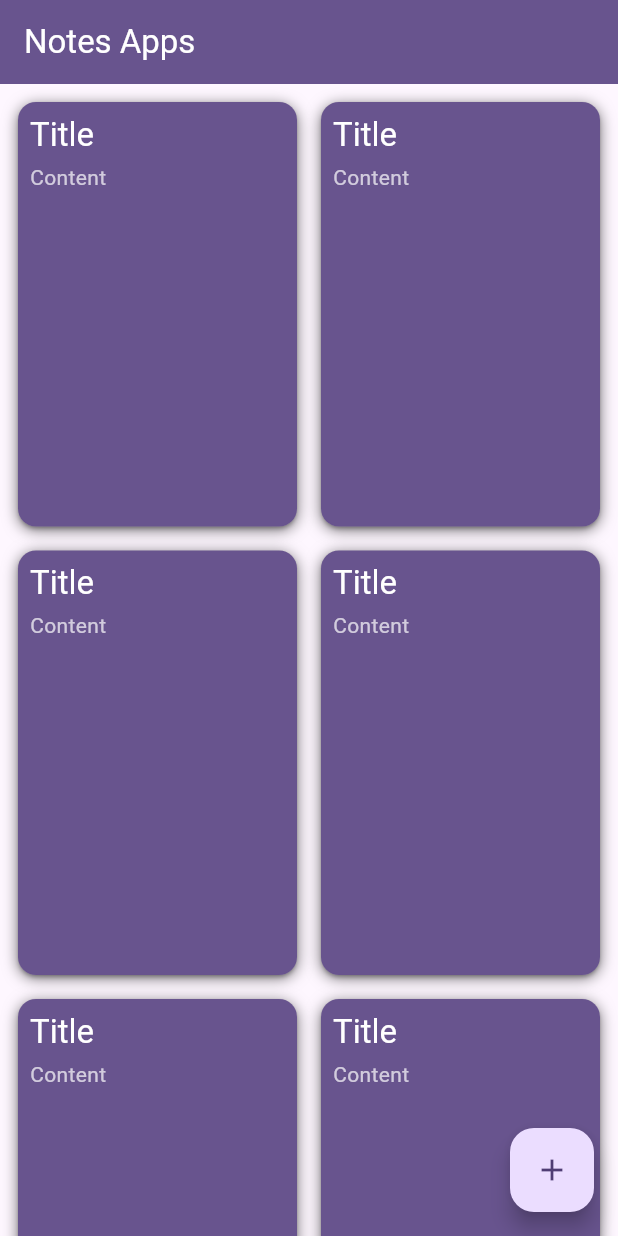
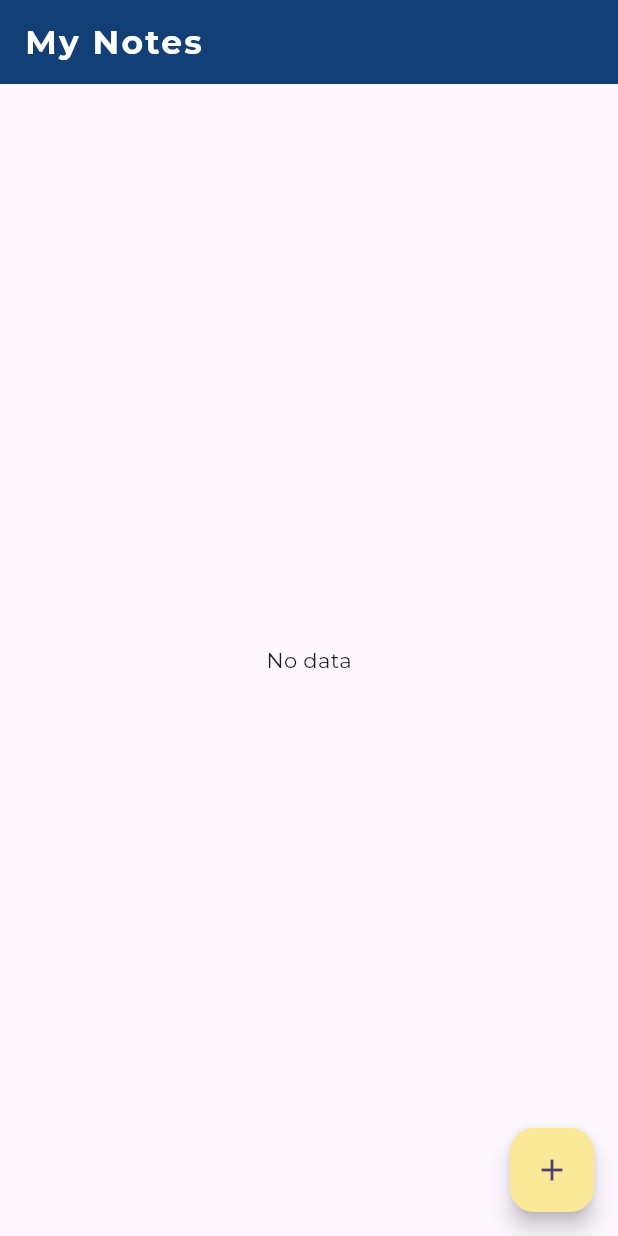
Before and after one commit to aldyisza87/flutter_note_sqlite, a Flutter app: the screen it shows after launch, on a phone screen of 412 x 824 dp. Run offline on Flutter 3.47's test engine with Material 3 defaults, Android fonts, the phone set to English and light mode, and no system bars; our stand-ins replace google_fonts, sqflite; accounts and stored records are empty.

Commit message:
come back after eid

```diff
--- a/lib/data/models/note.dart
+++ b/lib/data/models/note.dart
@@ -1,7 +1,7 @@
 import 'dart:convert';
 
 class Note {
-  final String? id;
+  final int? id;
   final String title;
   final String content;
   final DateTime createAt;
@@ -23,15 +23,14 @@ class Note {
 
   factory Note.fromMap(Map<String, dynamic> map) {
     return Note(
-      id: map['id'] != null ? map['id'] as String : null,
-      title: map['title'] as String,
-      content: map['content'] as String,
+      id: map['id']?.toInt(),
+      title: map['title'] ?? '',
+      content: map['content'] ?? '',
       createAt: DateTime.fromMillisecondsSinceEpoch(int.parse(map['createAt'])),
     );
   }
 
   String toJson() => json.encode(toMap());
 
-  factory Note.fromJson(String source) =>
-      Note.fromMap(json.decode(source) as Map<String, dynamic>);
+  factory Note.fromJson(String source) => Note.fromMap(json.decode(source));
 }
--- a/lib/main.dart
+++ b/lib/main.dart
@@ -1,5 +1,6 @@
 import 'package:flutter/material.dart';
 import 'package:flutter_note_app/pages/home_page.dart';
+import 'package:google_fonts/google_fonts.dart';
 
 void main() {
   runApp(const MyApp());
@@ -15,6 +16,8 @@ class MyApp extends StatelessWidget {
         title: 'Flutter Demo',
         theme: ThemeData(
           colorScheme: ColorScheme.fromSeed(seedColor: Colors.deepPurple),
+          textTheme:
+              GoogleFonts.montserratTextTheme(Theme.of(context).textTheme),
           useMaterial3: true,
         ),
         home: const HomePage());
--- a/lib/pages/home_page.dart
+++ b/lib/pages/home_page.dart
@@ -1,5 +1,7 @@
 import 'package:flutter/material.dart';
-import 'package:flutter_note_app/pages/add_notes.dart';
+import 'package:flutter_note_app/data/datasource/local_datasource.dart';
+import 'package:flutter_note_app/data/models/note.dart';
+import 'package:flutter_note_app/pages/add_page.dart';
 import 'package:flutter_note_app/pages/detail_page.dart';
 
 class HomePage extends StatefulWidget {
@@ -10,26 +12,58 @@ class HomePage extends StatefulWidget {
 }
 
 class _HomePageState extends State<HomePage> {
+  // function get all data from database
+  List<Note> notes = [];
+  bool isLoading = false;
+
+  Future<void> getNotes() async {
+    setState(() {
+      isLoading = true;
+    });
+    notes = await LocalDataSource().getNotes();
+
+    setState(() {
+      isLoading = false;
+    });
+  }
+
+  @override
+  void initState() {
+    super.initState();
+    getNotes();
+  }
+
   @override
   Widget build(BuildContext context) {
     return Scaffold(
       appBar: AppBar(
         elevation: 0,
         title: const Text(
-          'Notes Apps',
-          style: TextStyle(color: Colors.white),
+          'My Notes',
+          style: TextStyle(
+              color: Colors.white,
+              fontWeight: FontWeight.bold,
+              letterSpacing: 1.5),
         ),
-        backgroundColor: Theme.of(context).colorScheme.primary,
+        backgroundColor: const Color(0xff124076),
       ),
-      body: GridView.builder(
-        padding: const EdgeInsets.symmetric(vertical: 8, horizontal: 8),
+      body: isLoading
+          ? const Center(
+              child: CircularProgressIndicator(),
+            )
+          : notes.isEmpty
+              ? const Center(
+                  child: Text('No data'),
+                )
+              : GridView.builder(
+                  padding:
+                      const EdgeInsets.symmetric(vertical: 8, horizontal: 8),
                   gridDelegate: const SliverGridDelegateWithFixedCrossAxisCount(
                     crossAxisCount: 2,
                     crossAxisSpacing: 8,
                     mainAxisSpacing: 8,
                     childAspectRatio: 1 / 1.5,
                   ),
-        itemCount: 13,
                   itemBuilder: (context, index) {
                     return InkWell(
                       onTap: () {
@@ -37,7 +71,9 @@ class _HomePageState extends State<HomePage> {
                           context,
                           MaterialPageRoute(
                             builder: (context) {
-                    return const DetailPage();
+                              return DetailPage(
+                                note: notes[index],
+                              );
                             },
                           ),
                         );
@@ -46,7 +82,7 @@ class _HomePageState extends State<HomePage> {
                         child: Container(
                           padding: const EdgeInsets.all(8),
                           decoration: BoxDecoration(
-                    color: Theme.of(context).colorScheme.primary,
+                              color: const Color(0xff7F9F80),
                               borderRadius: BorderRadius.circular(12),
                               boxShadow: const [
                                 BoxShadow(
@@ -59,8 +95,11 @@ class _HomePageState extends State<HomePage> {
                             crossAxisAlignment: CrossAxisAlignment.start,
                             children: [
                               Text(
-                      'Title',
-                      style: Theme.of(context).textTheme.titleLarge!.copyWith(
+                                notes[index].title,
+                                style: Theme.of(context)
+                                    .textTheme
+                                    .titleLarge!
+                                    .copyWith(
                                       color: Colors.white,
                                     ),
                               ),
@@ -68,8 +107,11 @@ class _HomePageState extends State<HomePage> {
                                 height: 4,
                               ),
                               Text(
-                      'Content',
-                      style: Theme.of(context).textTheme.bodyMedium!.copyWith(
+                                notes[index].content,
+                                style: Theme.of(context)
+                                    .textTheme
+                                    .bodyMedium!
+                                    .copyWith(
                                       color: Colors.white70,
                                     ),
                               )
@@ -79,9 +121,13 @@ class _HomePageState extends State<HomePage> {
                       ),
                     );
                   },
+                  itemCount: notes.length,
                 ),
       floatingActionButton: FloatingActionButton(
-          child: const Icon(Icons.add),
+          backgroundColor: const Color(0xffF9E897),
+          child: const Icon(
+            Icons.add,
+          ),
           onPressed: () {
             Navigator.push(context,
                 MaterialPageRoute(builder: (context) => const AddNote()));
```
Also changed, not shown: lib/data/datasource/local_datasource.dart (+58 -5 lines), lib/pages/add_page.dart (renamed from lib/pages/add_notes.dart, +19 -1 lines), lib/pages/detail_page.dart (+16 -4 lines), lib/pages/edit_page.dart (+50 -14 lines), pubspec.yaml (+29 -55 lines), pubspec.lock, 1 other file. Lines whose indentation alone changed are shown as unchanged.
